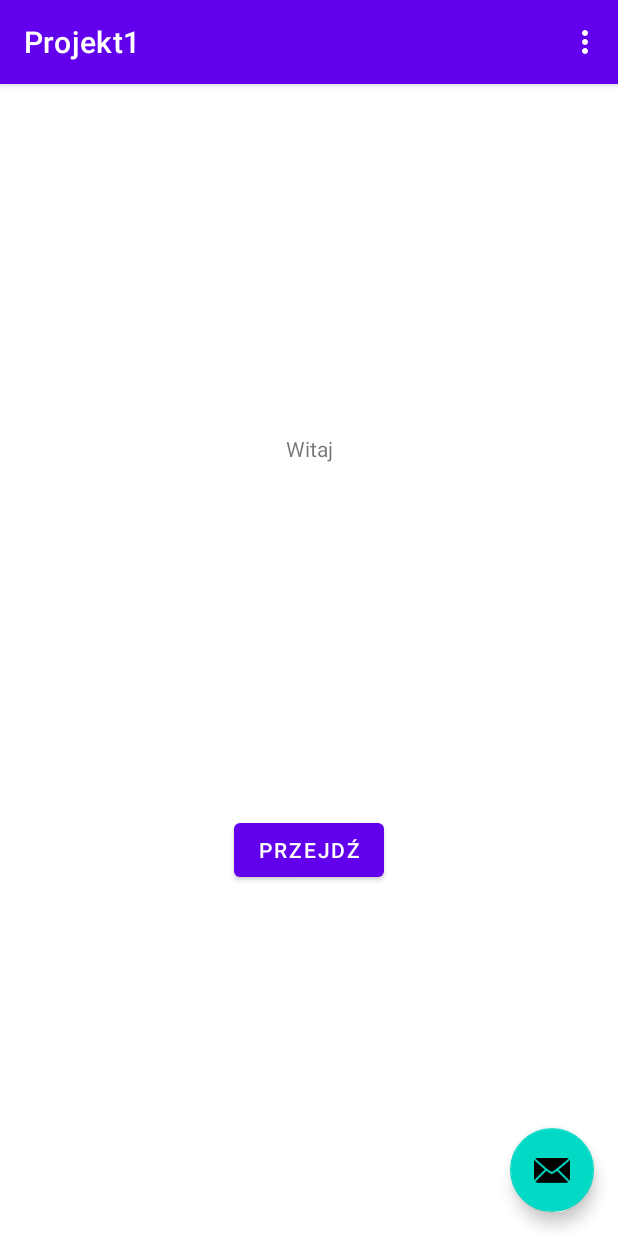
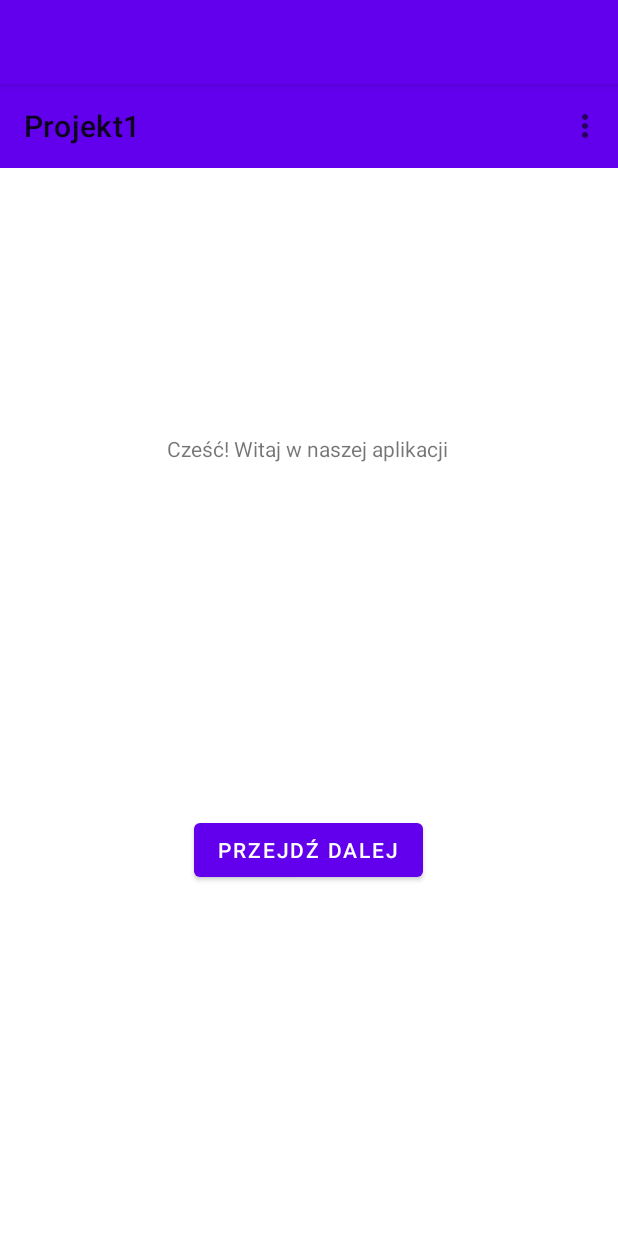
Before and after one commit to duerde/IPZ_grupa4, an Android app: the screen it shows after launch (MainActivity), on a phone screen of 412 x 824 dp. Run offline under Robolectric (Android 15) with nearby library versions, the phone set to English and light mode, and no system bars.

Commit message:
Pierwsze poprawki

```diff
--- a/app/src/main/java/com/example/projekt1/MainActivity.java
+++ b/app/src/main/java/com/example/projekt1/MainActivity.java
@@ -21,15 +21,6 @@ public class MainActivity extends AppCompatActivity {
         setContentView(R.layout.activity_main);
         Toolbar toolbar = findViewById(R.id.toolbar);
         setSupportActionBar(toolbar);
-
-        FloatingActionButton fab = findViewById(R.id.fab);
-        fab.setOnClickListener(new View.OnClickListener() {
-            @Override
-            public void onClick(View view) {
-                Snackbar.make(view, "Replace with your own action", Snackbar.LENGTH_LONG)
-                        .setAction("Action", null).show();
-            }
-        });
     }
 
     @Override
--- a/app/src/main/res/layout/activity_main.xml
+++ b/app/src/main/res/layout/activity_main.xml
@@ -5,6 +5,13 @@
     android:layout_width="match_parent"
     android:layout_height="match_parent"
     tools:context=".MainActivity">
+
+    <include
+        android:id="@+id/include"
+        layout="@layout/content_main"
+        android:layout_height="580dp"
+        app:layout_anchor="@+id/include"
+        app:layout_anchorGravity="center" />
 
     <com.google.android.material.appbar.AppBarLayout
         android:layout_width="match_parent"
@@ -17,19 +24,7 @@
             android:layout_height="?attr/actionBarSize"
             android:background="?attr/colorPrimary"
             app:popupTheme="@style/Theme.Projekt1.PopupOverlay" />
-
     </com.google.android.material.appbar.AppBarLayout>
 
-    <include
-        layout="@layout/content_main"
-        android:layout_height="580dp" />
-
-    <com.google.android.material.floatingactionbutton.FloatingActionButton
-        android:id="@+id/fab"
-        android:layout_width="wrap_content"
-        android:layout_height="wrap_content"
-        android:layout_gravity="bottom|end"
-        android:layout_margin="@dimen/fab_margin"
-        app:srcCompat="@android:drawable/ic_dialog_email" />
 
 </androidx.coordinatorlayout.widget.CoordinatorLayout>
--- a/app/src/main/res/layout/content_main.xml
+++ b/app/src/main/res/layout/content_main.xml
@@ -1,6 +1,7 @@
 <?xml version="1.0" encoding="utf-8"?>
 <androidx.constraintlayout.widget.ConstraintLayout xmlns:android="http://schemas.android.com/apk/res/android"
     xmlns:app="http://schemas.android.com/apk/res-auto"
+    xmlns:tools="http://schemas.android.com/tools"
     android:layout_width="match_parent"
     android:layout_height="match_parent"
     app:layout_behavior="@string/appbar_scrolling_view_behavior">
@@ -16,4 +17,5 @@
         app:layout_constraintRight_toRightOf="parent"
         app:layout_constraintTop_toTopOf="parent"
         app:navGraph="@navigation/nav_graph" />
+
 </androidx.constraintlayout.widget.ConstraintLayout>
--- a/app/src/main/res/layout/fragment_first.xml
+++ b/app/src/main/res/layout/fragment_first.xml
@@ -10,9 +10,10 @@
         android:id="@+id/textview_first"
         android:layout_width="wrap_content"
         android:layout_height="wrap_content"
-        android:text="Witaj"
+        android:text="Cześć! Witaj w naszej aplikacji"
         app:layout_constraintBottom_toTopOf="@id/button_first"
         app:layout_constraintEnd_toEndOf="parent"
+        app:layout_constraintHorizontal_bias="0.497"
         app:layout_constraintStart_toStartOf="parent"
         app:layout_constraintTop_toTopOf="parent" />
 
@@ -20,9 +21,28 @@
         android:id="@+id/button_first"
         android:layout_width="wrap_content"
         android:layout_height="wrap_content"
-        android:text="Przejdź"
+        android:text="Przejdź dalej"
         app:layout_constraintBottom_toBottomOf="parent"
         app:layout_constraintEnd_toEndOf="parent"
+        app:layout_constraintHorizontal_bias="0.498"
         app:layout_constraintStart_toStartOf="parent"
         app:layout_constraintTop_toBottomOf="@id/textview_first" />
+
+    <ImageView
+        android:id="@+id/imageView"
+        android:layout_width="wrap_content"
+        android:layout_height="wrap_content"
+        tools:layout_editor_absoluteX="141dp"
+        tools:layout_editor_absoluteY="16dp"
+        tools:src="@tools:sample/avatars" />
+
+    <androidx.appcompat.widget.Toolbar
+        android:id="@+id/toolbar"
+        android:layout_width="match_parent"
+        android:layout_height="?attr/actionBarSize"
+        android:background="?attr/colorPrimary"
+        app:popupTheme="@style/Theme.Projekt1.PopupOverlay"
+        tools:layout_editor_absoluteX="-2dp"
+        tools:layout_editor_absoluteY="752dp" />
+
 </androidx.constraintlayout.widget.ConstraintLayout>
```
Also changed, not shown: app/src/main/java/com/example/projekt1/SecondFragment.java (+1 -9 lines), app/src/main/res/layout/fragment_second.xml (+1 -10 lines).
